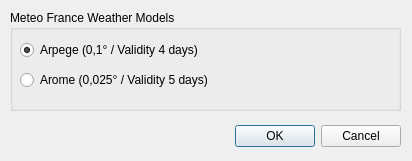
Above: src/DialogLoadGribMeteoFrance.ui from theeko74/zyGrib before the change. Below: the same form after it.
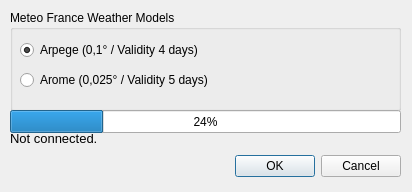
That is the form after the change.

```diff
--- a/src/DialogLoadGribMeteoFrance.ui
+++ b/src/DialogLoadGribMeteoFrance.ui
@@ -7,7 +7,7 @@
     <x>0</x>
     <y>0</y>
     <width>412</width>
-    <height>161</height>
+    <height>192</height>
    </rect>
   </property>
   <property name="windowTitle">
@@ -17,7 +17,7 @@
    <property name="geometry">
     <rect>
      <x>10</x>
-     <y>120</y>
+     <y>150</y>
      <width>391</width>
      <height>32</height>
     </rect>
@@ -71,6 +71,37 @@
     </property>
    </widget>
   </widget>
+  <widget class="QProgressBar" name="progressBar">
+   <property name="geometry">
+    <rect>
+     <x>10</x>
+     <y>110</y>
+     <width>391</width>
+     <height>23</height>
+    </rect>
+   </property>
+   <property name="value">
+    <number>24</number>
+   </property>
+  </widget>
+  <widget class="QLabel" name="downloadingInfo">
+   <property name="geometry">
+    <rect>
+     <x>10</x>
+     <y>130</y>
+     <width>391</width>
+     <height>16</height>
+    </rect>
+   </property>
+   <property name="font">
+    <font>
+     <pointsize>10</pointsize>
+    </font>
+   </property>
+   <property name="text">
+    <string>Not connected.</string>
+   </property>
+  </widget>
  </widget>
  <resources/>
  <connections>
```
Left out of the diff: 9 changed lines with no effect on the pictures.
